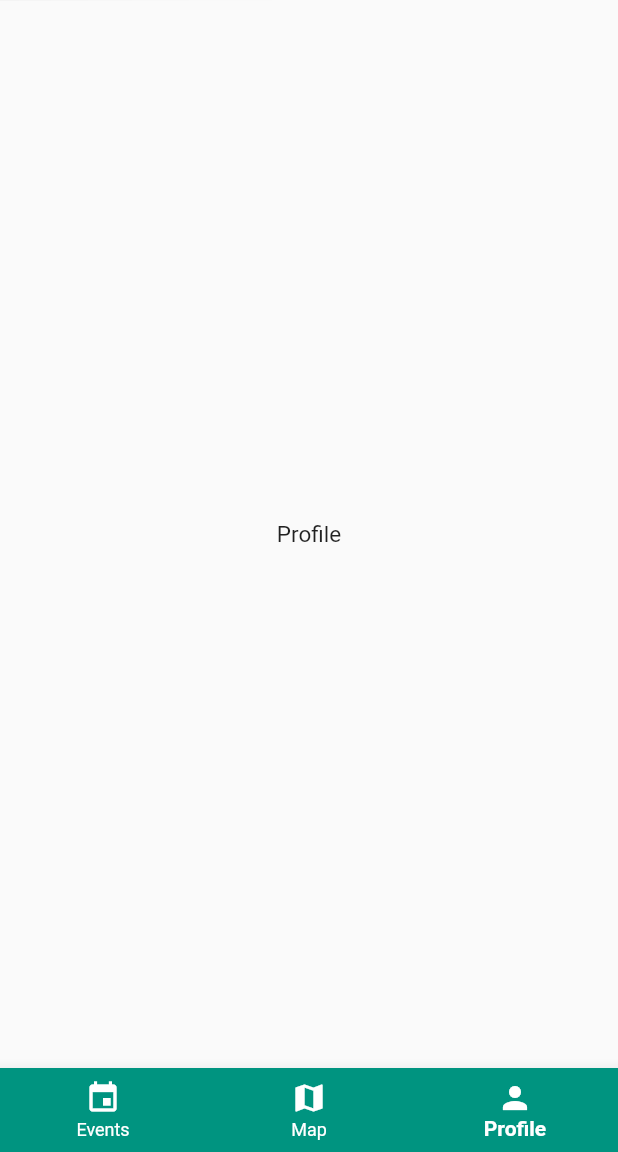
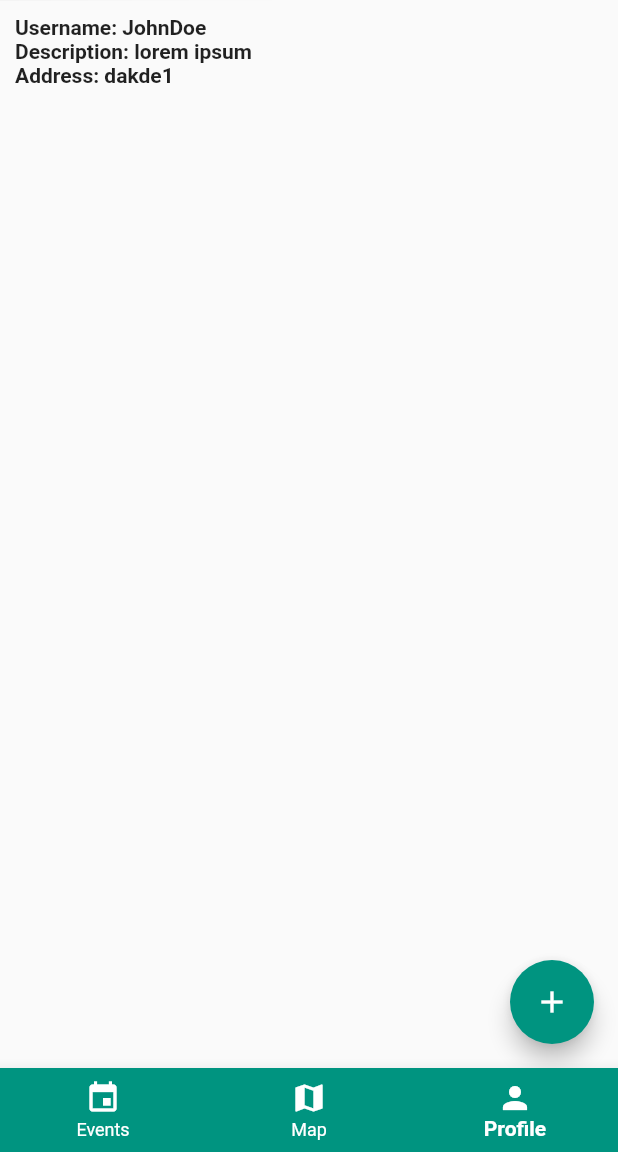
Before and after one commit to Kaldesyvon/sweet-fifteen, a Flutter app: the screen it shows after launch, item 3 of the bottom bar chosen, on a phone screen of 412 x 824 dp, the part 84-1236 px from its top. Run offline on Flutter 3.47's test engine with Material 2 defaults, Android fonts, the light colour scheme and no system bars.

Commit message:
lame attempt at profile page, basically a copy of events and just edited ever so slightly
NENAVIDIM FRONTENDNENAVIDIM FRONTENDNENAVIDIM FRONTENDNENAVIDIM FRONTENDNENAVIDIM FRONTENDNENAVIDIM FRONTENDNENAVIDIM FRONTENDNENAVIDIM FRONTENDNENAVIDIM FRONTENDNENAVIDIM FRONTENDNENAVIDIM FRONTENDNENAVIDIM FRONTENDNENAVIDIM FRONTENDNENAVIDIM FRONTENDNENAVIDIM FRONTENDNENAVIDIM FRONTENDNENAVIDIM FRONTENDNENAVIDIM FRONTENDNENAVIDIM FRONTENDNENAVIDIM FRONTEND

```diff
--- a/sweetfifteen/lib/main.dart
+++ b/sweetfifteen/lib/main.dart
@@ -1,5 +1,6 @@
 import 'package:flutter/material.dart';
 import 'package:sweetfifteen/event/events.dart';
+import 'package:sweetfifteen/profile/profiles.dart';
 
 void main() {
   runApp(const MainPage());
@@ -19,7 +20,7 @@ class _MainPageState extends State<MainPage> {
   final pages = [
     const EventsPage(),
     const Center(child: Text('Map', style: TextStyle(fontSize: 15))),
-    const Center(child: Text('Profile', style: TextStyle(fontSize: 15)))
+    const ProfilesPage()
   ];
 
   @override
--- /dev/null
+++ b/sweetfifteen/lib/profile/profile.dart
@@ -0,0 +1,68 @@
+import 'package:flutter/material.dart';
+import 'package:sweetfifteen/profile/profiles.dart';
+
+
+class Profile extends StatefulWidget {
+  final String username;
+  final String desc;
+  final String address;
+
+
+  const Profile({super.key, required this.username, required this.desc, required this.address});
+
+  @override
+  State<StatefulWidget> createState() {
+    return _ProfileState();
+  }
+}
+
+class _ProfileState extends State<Profile> {
+  _ProfileState();
+
+  @override
+  Widget build(BuildContext context) {
+    // return ListTile(
+    //     shape: RoundedRectangleBorder(
+    //       side: const BorderSide(color: Colors.black, width: 1),
+    //       borderRadius: BorderRadius.circular(20)
+    //     ),
+    //     onTap: () => {
+    //
+    //     },
+    //     contentPadding: const EdgeInsets.symmetric(horizontal: 20.0, vertical: 10.0),
+    //     leading: Container(
+    //       padding: const EdgeInsets.all(10),
+    //       decoration: const BoxDecoration(
+    //           border: Border(
+    //           right: BorderSide(width: 1.0, color: Colors.black))),
+    //       child: const Icon(Icons.autorenew, color: Colors.black),
+    //     ),
+    //     title: Text(
+    //       widget.username,
+    //       style: const TextStyle(color: Colors.black, fontWeight: FontWeight.bold),
+    //     ),
+    //     // title: Text(
+    //     // widget.desc,
+    //     // style: const TextStyle(color: Colors.black, fontWeight: FontWeight.bold),
+    //     // ),
+    //
+    //     subtitle: Row(
+    //       children: <Widget>[
+    //         const Icon(Icons.place, color: Colors.black),
+    //         Text(widget.address, style: const TextStyle(color: Colors.black))
+    //       ],
+    //     ),
+    //     trailing:
+    //     const Icon(Icons.keyboard_arrow_right, color: Colors.black, size: 30.0));
+    return Text(
+      'Username: ' + widget.username
+         + '\n' +
+      'Description: ' + widget.desc
+         + '\n' +
+      'Address: ' + widget.address,
+      textAlign: TextAlign.left,
+      overflow: TextOverflow.ellipsis,
+      style: const TextStyle(fontWeight: FontWeight.bold),
+    );
+  }
+}
--- /dev/null
+++ b/sweetfifteen/lib/profile/profiles.dart
@@ -0,0 +1,56 @@
+import 'dart:math';
+
+import 'package:flutter/material.dart';
+import 'package:sweetfifteen/profile/add-profile-dialog.dart';
+
+import 'profile.dart';
+
+class ProfilesPage extends StatefulWidget {
+  const ProfilesPage({super.key});
+
+  @override
+  State<StatefulWidget> createState() {
+    return _ProfilesPageState();
+  }
+}
+
+class _ProfilesPageState extends State<ProfilesPage> {
+  final profiles = [
+    const Profile(username: "JohnDoe", desc: "lorem ipsum", address: "dakde1"),
+  ];
+
+  @override
+  Widget build(BuildContext context) {
+    return Scaffold(
+      body: ListView.separated(
+          scrollDirection: Axis.vertical,
+          itemCount: profiles.length,
+          padding: const EdgeInsets.all(10),
+          shrinkWrap: true,
+          itemBuilder: (BuildContext context, int index) {
+            return profiles[index];
+          },
+          separatorBuilder: (context, index) => const SizedBox(
+            height: 10,
+          )
+      ),
+      floatingActionButton: FloatingActionButton(
+        onPressed: () {
+          showDialog(
+              context: context,
+              builder: (context) {
+                return AddProfileDialog(
+                    callback: (profile) {
+                      profiles.add(profile);
+                      setState(() {});
+                    }
+                );
+              }
+          );
+        },
+        backgroundColor: const Color.fromRGBO(0, 148, 128, 1.0),
+        child: const Icon(Icons.add),
+      ),
+    );
+  }
+}
```
Also changed, not shown: sweetfifteen/lib/profile/add-profile-dialog.dart (added, +143 -0 lines), sweetfifteen/lib/profile/profile-detail-dialog.dart (added, +106 -0 lines).
